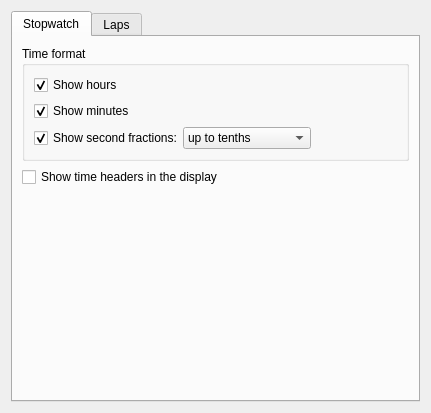
The window that src/widgets/generalsettings.ui (KDE/kronometer) describes before a commit, drawn with Qt 5.
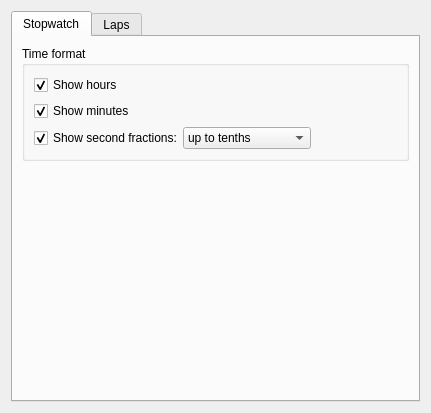
The same window after the commit. The open tabs and pages were chosen to show the change.

Commit message:
Replace QFrame with QGroupBox in TimeDisplay
TimeDisplay was basically reinventing the wheel, since a QFrame with a QLabel
as title is exactly a QGroupBox. The only drawback is that there is no easy way
to show/hide the title of the group box, but that was a setting that made
little sense anyway.

Plus, we now set the colors using QPalette instead of stile sheets, which is
the recommended way.

```diff
--- a/src/widgets/generalsettings.ui
+++ b/src/widgets/generalsettings.ui
@@ -131,16 +131,6 @@
          </layout>
         </widget>
        </item>
-       <item>
-        <widget class="QCheckBox" name="kcfg_showTimeHeaders">
-         <property name="toolTip">
-          <string>Whether to show the descriptive headers on top of the stopwatch display</string>
-         </property>
-         <property name="text">
-          <string>Show time headers in the display</string>
-         </property>
-        </widget>
-       </item>
        <item>
         <spacer name="verticalSpacer">
          <property name="orientation">
```
Left out of the diff: 2 changed lines with no effect on the pictures. The commit also changes 4 other files.
